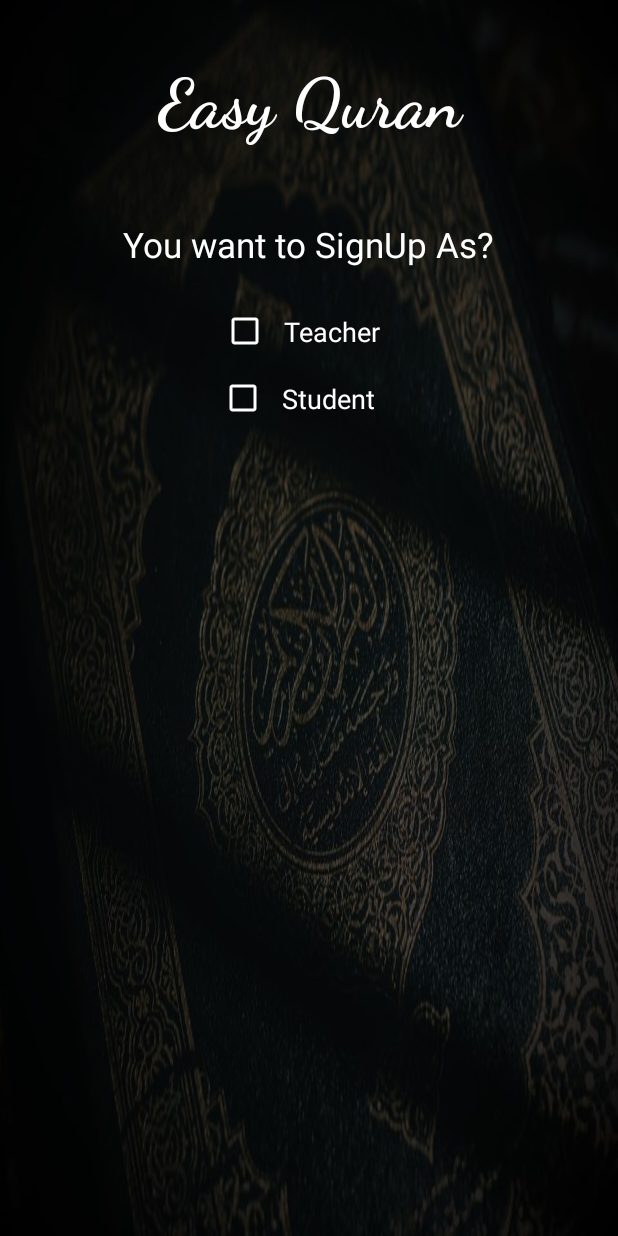
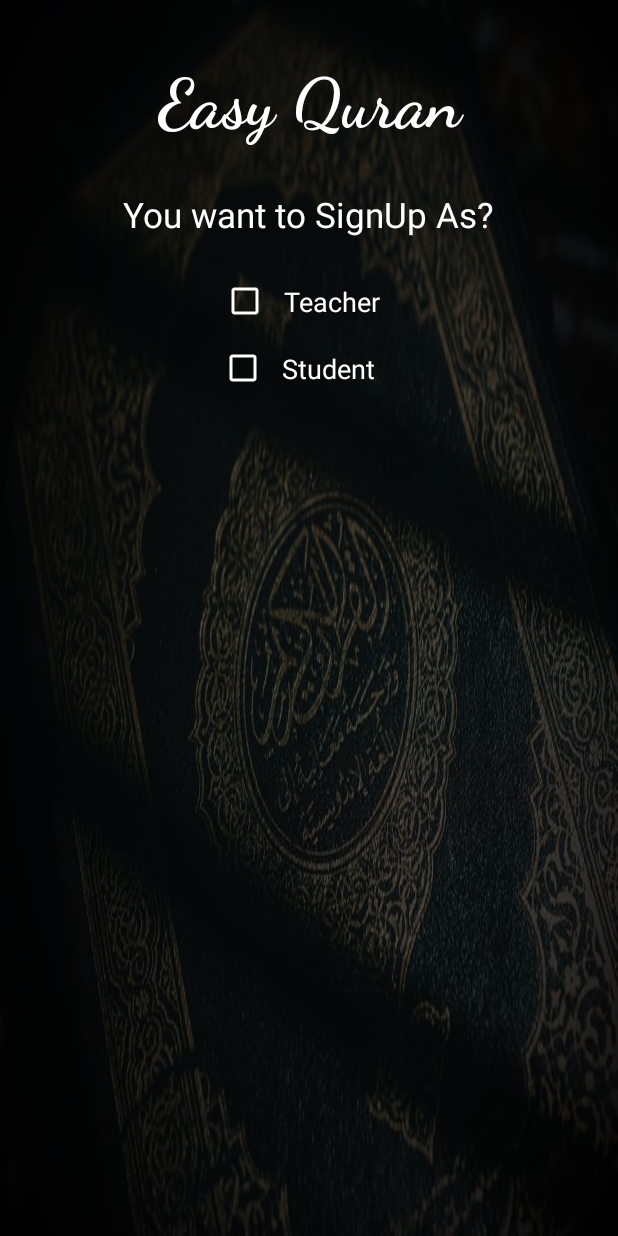
Before and after one commit to bilalhussain793/Equrantech, an Android app: the screen it shows after launch (Register), after a tap on "SignUp.", on a phone screen of 412 x 824 dp. Run offline under Robolectric (Android 15) with nearby library versions, the phone set to English and light mode, and no system bars; our stand-ins replace Firebase (no records; nobody signed in at launch, a user with empty details on screens opened directly), Volley; libraries missing offline, so code that uses them is left out: com.firebase.client; network calls fail; 1 statement that could not run was skipped.

Commit message:
New Commits

```diff
--- a/app/src/main/java/com/img/equran/Splash.java
+++ b/app/src/main/java/com/img/equran/Splash.java
@@ -16,6 +16,7 @@ public class Splash extends AppCompatActivity {
             @Override
             public void run() {
                 startActivity(new Intent(Splash.this,MainActivity.class));
+                finish();
             }
         }, 2000);
     }
--- a/app/src/main/res/layout/activity_register.xml
+++ b/app/src/main/res/layout/activity_register.xml
@@ -18,7 +18,7 @@
         android:textAllCaps="false"
         android:textColor="#ffffff"
         android:textSize="46sp"
-        android:layout_marginBottom="50dp"
+        android:layout_marginBottom="30dp"
         android:textStyle="bold"
         app:fontFamily="cursive" />
 
@@ -37,6 +37,12 @@
             android:text="You want to SignUp As?"
             android:layout_width="wrap_content"
             android:layout_height="wrap_content" />
+        <RadioGroup
+            android:layout_width="wrap_content"
+            android:layout_height="wrap_content"
+            android:orientation="vertical"
+            android:layout_gravity="center">
+
             <CheckBox
                 android:layout_gravity="center"
                 android:id="@+id/tech"
@@ -60,6 +66,7 @@
                 android:padding="10dp"
                 android:textSize="18sp" />
 
+        </RadioGroup>
 
     </LinearLayout>
 
@@ -67,17 +74,14 @@
     <LinearLayout
 
         android:visibility="gone"
-
         android:id="@+id/li1"
         android:layout_width="wrap_content"
         android:layout_height="wrap_content"
         android:layout_marginTop="19dp"
         android:orientation="vertical"
-
         android:layout_marginLeft="30dp"
         android:layout_marginRight="30dp"
-        android:padding="20dp"
-        >
+        android:padding="20dp">
 
 
         <TextView
@@ -137,7 +141,7 @@
             android:layout_height="wrap_content"
             android:background="@drawable/btngreenstyle"
             android:text="Next"
-
+            android:textColor="#fff"
             android:textStyle="bold" />
 
 
@@ -215,19 +219,21 @@
 
 
     </LinearLayout>
-
+<ScrollView
+    android:layout_width="wrap_content"
+    android:layout_height="wrap_content">
     <LinearLayout
         android:id="@+id/li3"
         android:visibility="gone"
         android:layout_width="wrap_content"
         android:layout_height="wrap_content"
-        android:layout_marginTop="29dp"
+        android:layout_marginTop="15dp"
         android:orientation="vertical"
         android:textColor="#ffff"
-        android:layout_marginLeft="30dp"
-        android:layout_marginRight="30dp"
-        android:padding="10dp"
-        >
+        android:layout_marginLeft="10dp"
+        android:layout_marginRight="10dp"
+        android:padding="10dp">
+
         <EditText
             android:drawableTint="#ffff"
             android:id="@+id/etUsername"
@@ -237,7 +243,7 @@
             android:hint="Username"
             android:inputType="text"
             android:textColor="#ffffff"
-
+            android:background="#52FFFFFF"
             android:padding="12dp"
             android:layout_marginTop="10dp"
             android:layout_marginBottom="10dp"
@@ -255,7 +261,7 @@
             android:hint="Email"
             android:inputType="textEmailAddress"
             android:textColor="#ffffff"
-
+            android:background="#52FFFFFF"
             android:padding="12dp"
             android:layout_marginTop="10dp"
             android:layout_marginBottom="10dp"
@@ -273,7 +279,7 @@
             android:hint="Password"
             android:inputType="textPassword"
             android:textColor="#ffffff"
-
+            android:background="#52FFFFFF"
             android:padding="12dp"
             android:layout_marginTop="10dp"
             android:layout_marginBottom="10dp"
@@ -288,6 +294,7 @@
             android:layout_marginLeft="20dp"
             android:layout_marginRight="20dp"
             android:layout_marginTop="10dp"
+            android:background="#52FFFFFF"
             android:orientation="horizontal">
 
             <Spinner
@@ -304,13 +311,9 @@ android:backgroundTint="#ffff"
                 android:layout_height="wrap_content"
                 android:hint="Contact"
                 android:textColorHint="#FFFFFF"
-
-                android:inputType="textPassword"
+                android:inputType="phone"
                 android:textColor="#ffffff"
-
-                android:padding="12dp"
-                android:layout_marginTop="10dp"
-                android:layout_marginBottom="10dp"
+                android:padding="10dp"
                 android:layout_marginLeft="20dp"
                 android:layout_marginRight="20dp"
                 />
@@ -327,6 +330,9 @@ android:backgroundTint="#ffff"
             android:layout_marginTop="20dp"
             android:layout_marginLeft="20dp"
             android:layout_marginRight="20dp"
+            android:paddingTop="10dp"
+            android:paddingBottom="10dp"
+            android:background="#52FFFFFF"
             android:orientation="horizontal">
 
             <TextView
@@ -363,6 +369,7 @@ android:backgroundTint="#ffff"
             android:textColor="#ffffff"
             android:padding="12dp"
             android:textColorHint="#FFFFFF"
+            android:background="#52FFFFFF"
             android:layout_marginTop="20dp"
             android:layout_marginBottom="10dp"
             android:layout_marginLeft="20dp"
@@ -377,12 +384,15 @@ android:backgroundTint="#ffff"
             android:layout_height="wrap_content"
             android:background="@drawable/btngreenstyle"
             android:text="Next"
+            android:layout_marginBottom="20dp"
             android:textColor="@color/colorAccent"
             android:textStyle="bold" />
 
 
 
     </LinearLayout>
+</ScrollView>
+
 
 
 </LinearLayout>
--- a/app/src/main/res/values/strings.xml
+++ b/app/src/main/res/values/strings.xml
@@ -45,14 +45,12 @@
 
     </string-array>
     <string-array name="country_code">
-        <item>-</item>
-        <item>country</item>
-
-        <item>india</item>
         <item>Pakistan</item>
-        <item>South africe</item>
-
-
+        <item>Saudi Arabia</item>
+        <item>Iran</item>
+        <item>Indonesia</item>
+        <item>Bangladesh</item>
+        <item>UAE</item>
     </string-array>
     <string name="intro">What is Easy Quran?<a href="" target="_top"></a></string>
     <string name="tutors">I,m a beginner.<a href="" target="_top"></a></string>
```
Also changed, not shown: app/src/main/java/com/img/equran/Options.java (+9 -1 lines), app/src/main/res/drawable/bet.xml (added, +16 -0 lines), app/src/main/res/layout/activity_fmoney.xml (+3 -4 lines), app/src/main/res/layout/activity_main.xml (+17 -12 lines), app/src/main/res/layout/activity_teacher_register.xml (+15 -13 lines), app/src/main/res/layout/fragment_options.xml (+8 -1 lines). Lines whose indentation alone changed are shown as unchanged.
